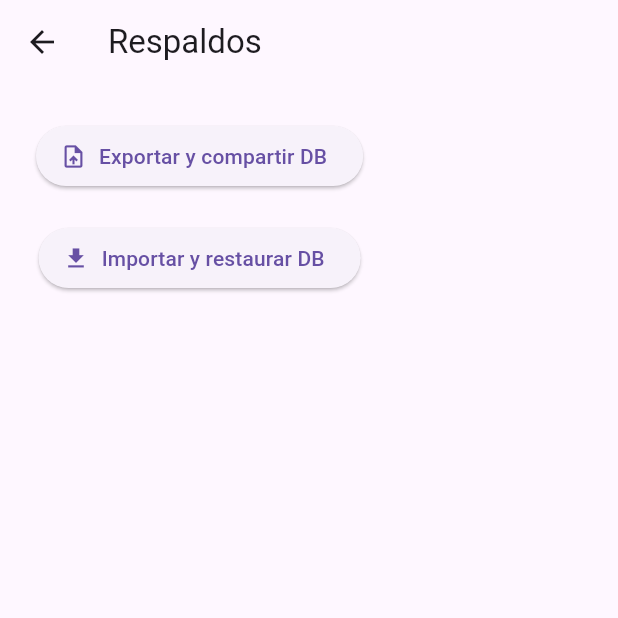
After one commit to BetoCristobal/gymOficial, a Flutter app: the RespaldosScreen screen opened directly, after a tap on "Exportar y compartir DB", on a phone screen of 412 x 824 dp, the top half of it. The commit adds this screen. Run offline on Flutter 3.47's test engine with Material 3 defaults, Android fonts, the phone set to English and light mode, and no system bars; our stand-ins replace data_table_2, dropdown_button2, file_picker, font_awesome_flutter, image_picker, pdf and 3 more; accounts and stored records are empty.

Commit message:
Funcion base de EXPORTAR E IMPORTAR BD funciona

```diff
--- a/lib/providers/cliente_disciplina_provider.dart
+++ b/lib/providers/cliente_disciplina_provider.dart
@@ -1,6 +1,5 @@
 import 'package:flutter/material.dart';
 import 'package:mygym/data/models/cliente_disciplina_model.dart';
-import 'package:mygym/data/models/disciplina_model.dart';
 import 'package:mygym/data/repositories/cliente_disciplina_repository.dart';
 
 class ClienteDisciplinaProvider extends ChangeNotifier {
--- a/lib/providers/cliente_provider.dart
+++ b/lib/providers/cliente_provider.dart
@@ -2,8 +2,6 @@ import 'dart:io';
 import 'package:flutter/material.dart';
 import 'package:mygym/data/models/cliente_model.dart';
 import 'package:mygym/data/repositories/cliente_repository.dart';
-import 'package:mygym/providers/cliente_disciplina_provider.dart';
-import 'package:mygym/providers/disciplina_provider.dart';
 
 enum Opciones {todos, vencidos, urgentes, proximos, corrientes}
 
--- /dev/null
+++ b/lib/views/respaldos_screen.dart
@@ -0,0 +1,91 @@
+import 'dart:io';
+
+import 'package:flutter/material.dart';
+import 'package:image_picker/image_picker.dart';
+import 'package:mygym/providers/cliente_provider.dart';
+import 'package:path/path.dart';
+import 'package:provider/provider.dart';
+import 'package:sqflite/sqflite.dart';
+import 'package:share_plus/share_plus.dart';
+import 'package:file_picker/file_picker.dart';
+
+class RespaldosScreen extends StatefulWidget {
+  const RespaldosScreen({super.key});
+
+  @override
+  State<RespaldosScreen> createState() => _RespaldosScreenState();
+}
+
+class _RespaldosScreenState extends State<RespaldosScreen> {
+  /// Ruta de la base de datos local
+  Future<String> getDbPath() async {
+    final dbFolder = await getDatabasesPath();
+    return join(dbFolder, "mygym.db"); // 👈 usa tu nombre real de DB
+  }
+
+  /// Exportar la DB y compartir
+  Future<void> exportDb() async {
+    final dbPath = await getDbPath();
+    final dbFile = File(dbPath);
+
+    if (await dbFile.exists()) {
+      await Share.shareXFiles(
+        [XFile(dbPath)],
+        text: 'Respaldo de base de datos',
+      );
+    } else {
+      if (mounted) {
+        ScaffoldMessenger.of(this.context).showSnackBar(
+          const SnackBar(content: Text('No se encontró la base de datos')),
+        );
+      }
+    }
+  }
+
+  /// Importar DB desde archivo seleccionado
+  Future<void> importDb() async {
+    final result = await FilePicker.platform.pickFiles(
+      type: FileType.any,
+    );
+
+    if (result != null && result.files.single.path != null) {
+      final pickedFile = File(result.files.single.path!);
+      final dbPath = await getDbPath();
+
+      // Copiamos sobre la db actual
+      await pickedFile.copy(dbPath);
+
+      if (mounted) {
+        ScaffoldMessenger.of(this.context).showSnackBar(
+          const SnackBar(content: Text('Base de datos restaurada')),
+        );
+      }
+      Provider.of<ClienteProvider>(this.context, listen: false).cargarClientes();
+    }
+  }
+
+  @override
+  Widget build(BuildContext context) {
+    return Scaffold(
+      appBar: AppBar(title: const Text("Respaldos")),
+      body: Padding(
+        padding: const EdgeInsets.all(24.0),
+        child: Column(
+          children: [
+            ElevatedButton.icon(
+              onPressed: exportDb,
+              icon: const Icon(Icons.upload_file),
+              label: const Text("Exportar y compartir DB"),
+            ),
+            const SizedBox(height: 20),
+            ElevatedButton.icon(
+              onPressed: importDb,
+              icon: const Icon(Icons.download),
+              label: const Text("Importar y restaurar DB"),
+            ),
+          ],
+        ),
+      ),
+    );
+  }
+}
--- a/lib/widgets/clientes/clientes_drawer.dart
+++ b/lib/widgets/clientes/clientes_drawer.dart
@@ -2,6 +2,7 @@ import 'package:flutter/material.dart';
 import 'package:font_awesome_flutter/font_awesome_flutter.dart';
 import 'package:mygym/views/gestion_disciplinas.dart';
 import 'package:mygym/views/reportes_screen.dart';
+import 'package:mygym/views/respaldos_screen.dart';
 
 class ClientesDrawer extends StatelessWidget {
   const ClientesDrawer({super.key});
@@ -36,8 +37,7 @@ class ClientesDrawer extends StatelessWidget {
                     leading: FaIcon(FontAwesomeIcons.floppyDisk, color: Colors.black,),
                     title: Text('Respaldos'),
                     onTap: () {
-                      Navigator.pop(context);
-                      // Acción para gestionar disciplinas
+                      Navigator.push(context, MaterialPageRoute(builder: (context) => RespaldosScreen()));
                     },
                   ),
                   ListTile(
--- a/lib/widgets/informacion/mensaje_elegido.dart
+++ b/lib/widgets/informacion/mensaje_elegido.dart
@@ -9,7 +9,7 @@ String mensajeElegido(String? opcionSeleccionada, DateTime proximoPago) {
 
   switch (opcionSeleccionada) {
     case "Recordar pago":
-      return "Hola, te recordamos amablemente que tu próxima fecha de pago es el ${proximaFechaPago}. ¡Gracias por ser parte de nuestro equipo!";
+      return "Hola, te recordamos amablemente que tu próxima fecha de pago es el $proximaFechaPago. ¡Gracias por ser parte de nuestro equipo!";
     case "Promoción":
       return "¡Hola! Tenemos una promoción especial para ti: ";
     case "Otro mensaje":
--- a/pubspec.yaml
+++ b/pubspec.yaml
@@ -22,6 +22,8 @@ dependencies:
   image_picker: ^1.2.0
   data_table_2: ^2.6.0
   photo_view: ^0.15.0
+  share_plus: ^7.2.1
+  file_picker: ^8.1.2
 
 dev_dependencies:
   flutter_test:
```
Also changed, not shown: pubspec.lock, 3 other files.
